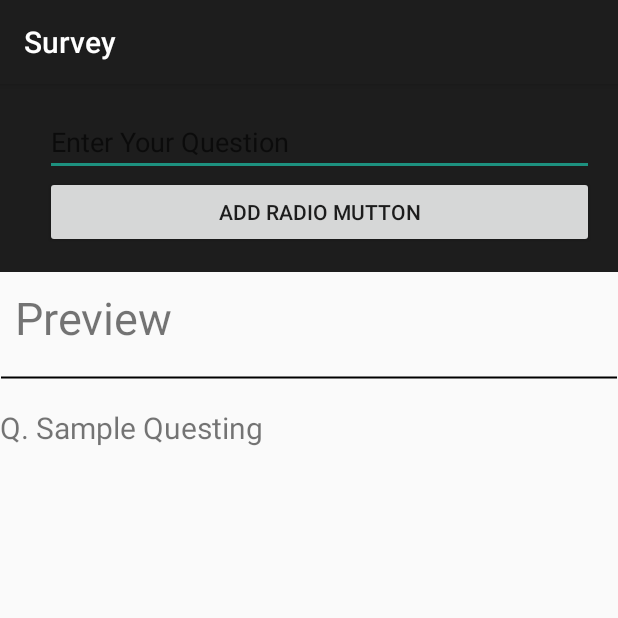
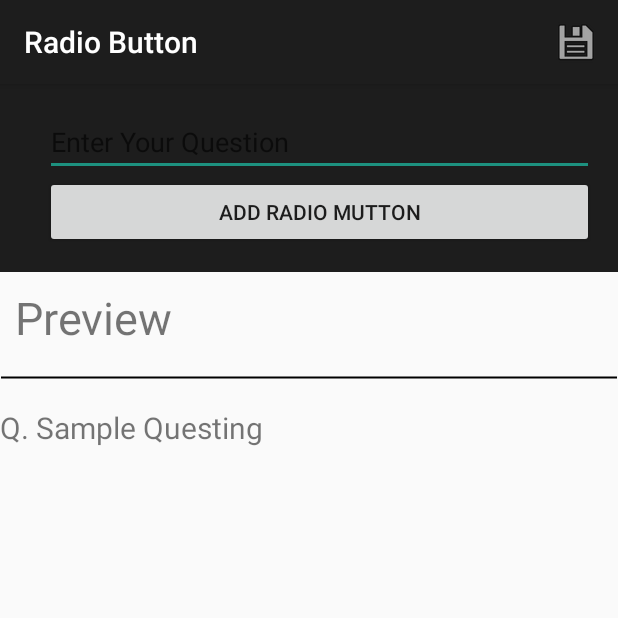
Before and after one commit to hitenjain88/Survey, an Android app: the Radio_Button_Activity screen opened directly, with no data from a screen before it, on a phone screen of 412 x 824 dp, the top half of it. Run offline under Robolectric (Android 15) with nearby library versions, the phone set to English and light mode, and no system bars; libraries missing offline, so code that uses them is left out: com.rengwuxian.materialedittext; plain views replace MaterialEditText.

Commit message:
Merge branch 'master' of https://github.com/kartikey31may/Survey
# Conflicts:
#	app/src/main/AndroidManifest.xml
Ks

```diff
--- /dev/null
+++ b/app/src/main/res/menu/option_menu.xml
@@ -0,0 +1,10 @@
+<?xml version="1.0" encoding="utf-8"?>
+<menu xmlns:app="http://schemas.android.com/apk/res-auto"
+    xmlns:android="http://schemas.android.com/apk/res/android">
+
+    <item
+        android:id="@+id/save_option"
+        android:icon="@android:drawable/ic_menu_save"
+        android:title="SAVE"
+        app:showAsAction="always" />
+</menu>
```
Also changed, not shown: app/src/main/AndroidManifest.xml (+6 -2 lines), app/src/main/java/com/example/survey/Check_Box_Activity.java (+63 -6 lines).
